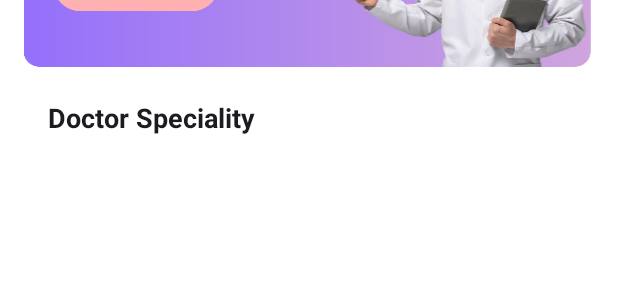
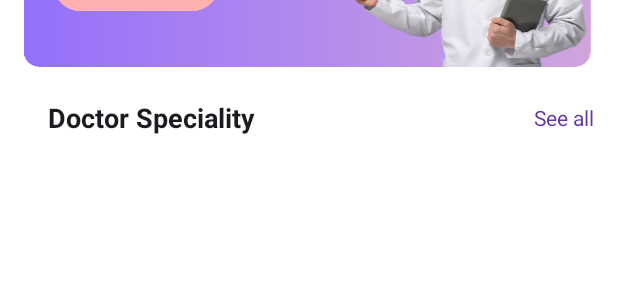
Before and after one commit to Bignarem/DoctorAppointment, an Android app built with Jetpack Compose: the @Preview function MainScreenPreview, on a phone screen of 412 x 824 dp. Shown: the part 313-613 px from the top of the screen. Run offline under Robolectric (Android 15) with nearby library versions, the phone set to English and light mode, and no system bars.

Commit message:
feat: Implement "See all" button in section header
This commit implements the "See all" button functionality for section headers.

This change includes:
- An update to the `SectionHeader` Composable to display a "See all" `Text` element when an `onSeeAll` action is not provided.
- An empty item added in the `MainScreen` `LazyColumn` for future content.

```diff
--- a/app/src/main/java/net/nesweb/doctorappointment/feature/home/MainScreen.kt
+++ b/app/src/main/java/net/nesweb/doctorappointment/feature/home/MainScreen.kt
@@ -27,6 +27,7 @@ fun MainScreen() {
             item { HomeHeader() }
             item { Banner() }
             item { SectionHeader(title = "Doctor Speciality", onSeeAll = null) }
+
         }
     }
 }
--- a/app/src/main/java/net/nesweb/doctorappointment/feature/home/SectionHeader.kt
+++ b/app/src/main/java/net/nesweb/doctorappointment/feature/home/SectionHeader.kt
@@ -40,6 +40,11 @@ fun SectionHeader(
                     color = colorResource(R.color.darkPurple)
                 )
             }
+        } else{
+            Text(
+                text = "See all",
+                color = colorResource(R.color.darkPurple)
+            )
         }
     }
 }
```
